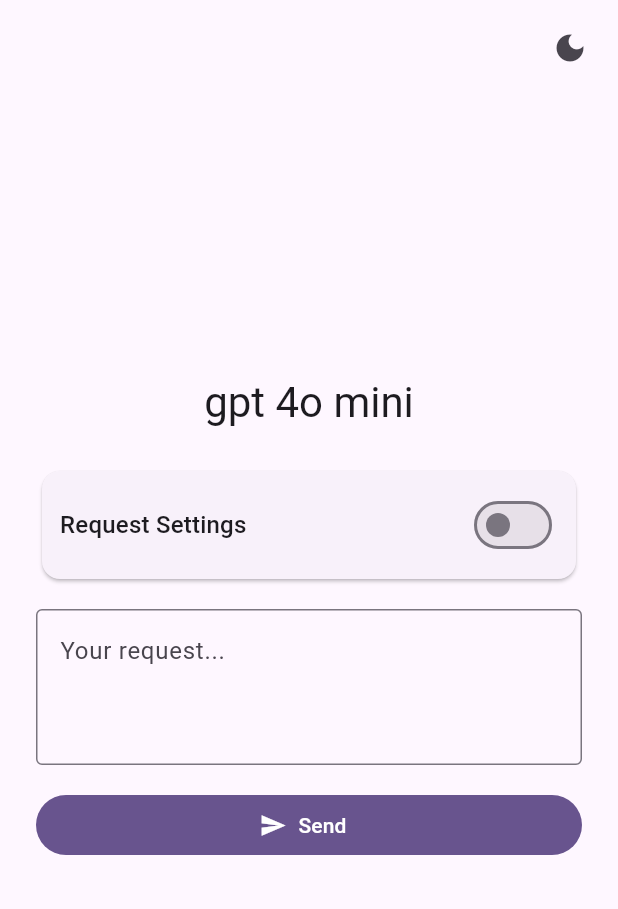
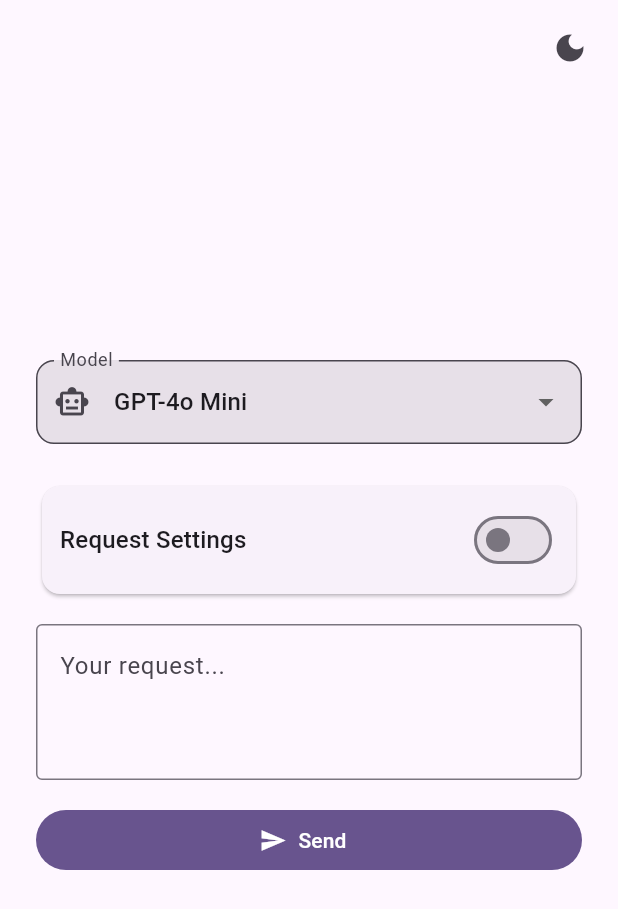
Before and after one commit to Savi0ur/ai-ch-d1, a Flutter app: the screen it shows after launch, on a phone screen of 412 x 824 dp. Shown: the top 909 px of the screen. Run offline on Flutter 3.47's test engine with Material 3 defaults, Android fonts, the phone set to English and light mode, and no system bars; our stand-ins replace flutter_dotenv.

Commit message:
add model selector, response info panel (time, tokens, cost), and stream usage tracking
Co-Authored-By: Claude Opus 4.6 <noreply@anthropic.com>

```diff
--- a/lib/api_service.dart
+++ b/lib/api_service.dart
@@ -2,6 +2,18 @@ import 'dart:async';
 import 'dart:convert';
 import 'package:flutter_dotenv/flutter_dotenv.dart';
 import 'package:http/http.dart' as http;
+
+class ResponseLog {
+  final int promptTokens;
+  final int completionTokens;
+  final int totalTokens;
+
+  const ResponseLog({
+    required this.promptTokens,
+    required this.completionTokens,
+    required this.totalTokens,
+  });
+}
 
 class RequestLog {
   final String method;
@@ -32,6 +44,7 @@ class ApiService {
 
   http.Client? _activeClient;
   RequestLog? lastRequestLog;
+  ResponseLog? lastResponseLog;
 
   /// Cancel the current streaming request.
   void cancelStream() {
@@ -42,6 +55,7 @@ class ApiService {
   /// Sends a message and returns a stream of content deltas (tokens).
   Stream<String> sendMessageStream(
     String message, {
+    required String model,
     String? systemPrompt,
     int? maxTokens,
     String? stopSequence,
@@ -56,9 +70,10 @@ class ApiService {
     messages.add({'role': 'user', 'content': message});
 
     final body = <String, dynamic>{
-      'model': 'openai/gpt-4o-mini',
+      'model': model,
       'messages': messages,
       'stream': true,
+      'stream_options': {'include_usage': true},
     };
 
     if (maxTokens != null) {
@@ -84,6 +99,7 @@ class ApiService {
       headers: headers,
       body: body,
     );
+    lastResponseLog = null;
 
     final client = http.Client();
     _activeClient = client;
@@ -119,6 +135,14 @@ class ApiService {
 
           try {
             final json = jsonDecode(data) as Map<String, dynamic>;
+            final usage = json['usage'] as Map<String, dynamic>?;
+            if (usage != null) {
+              lastResponseLog = ResponseLog(
+                promptTokens: usage['prompt_tokens'] as int? ?? 0,
+                completionTokens: usage['completion_tokens'] as int? ?? 0,
+                totalTokens: usage['total_tokens'] as int? ?? 0,
+              );
+            }
             final choices = json['choices'] as List<dynamic>?;
             if (choices != null && choices.isNotEmpty) {
               final delta =
--- a/lib/main.dart
+++ b/lib/main.dart
@@ -28,7 +28,7 @@ class _MainAppState extends State<MainApp> {
   @override
   Widget build(BuildContext context) {
     return MaterialApp(
-      title: 'gpt 4o mini',
+      title: 'AI Chat',
       debugShowCheckedModeBanner: false,
       theme: ThemeData(
         colorSchemeSeed: Colors.deepPurple,
@@ -68,6 +68,27 @@ class _ChatScreenState extends State<ChatScreen> {
   final _apiService = ApiService();
   final _scrollController = ScrollController();
 
+  // Model selection
+  static const _models = <String, String>{
+    'openai/gpt-5.2': 'GPT-5.2',
+    'openai/gpt-5.1': 'GPT-5.1',
+    'openai/gpt-4.1': 'GPT-4.1',
+    'openai/o3': 'o3',
+    'openai/gpt-4o-mini': 'GPT-4o Mini',
+  };
+  String _selectedModel = 'openai/gpt-4o-mini';
+
+  // Pricing per 1M tokens: (input, output)
+  static const _pricing = <String, (double, double)>{
+    'openai/gpt-5.2': (2.50, 10.00),
+    'openai/gpt-5.1': (2.00, 8.00),
+    'openai/gpt-4.1': (2.00, 8.00),
+    'openai/o3': (10.00, 40.00),
+    'openai/gpt-4o-mini': (0.15, 0.60),
+  };
+
+  final _stopwatch = Stopwatch();
+
   // Request Settings
   bool _settingsEnabled = false;
   final _systemPromptController = TextEditingController();
@@ -90,9 +111,13 @@ class _ChatScreenState extends State<ChatScreen> {
       _error = null;
     });
 
+    _stopwatch.reset();
+    _stopwatch.start();
+
     try {
       final stream = _apiService.sendMessageStream(
         text,
+        model: _selectedModel,
         systemPrompt:
             _settingsEnabled ? _systemPromptController.text.trim() : null,
         maxTokens: _settingsEnabled
@@ -111,18 +136,21 @@ class _ChatScreenState extends State<ChatScreen> {
           _scrollToBottom();
         },
         onError: (error) {
+          _stopwatch.stop();
           setState(() {
             _error = error.toString();
             _isStreaming = false;
           });
         },
         onDone: () {
+          _stopwatch.stop();
           setState(() {
             _isStreaming = false;
           });
         },
       );
     } catch (e) {
+      _stopwatch.stop();
       setState(() {
         _error = e.toString();
         _isStreaming = false;
@@ -212,9 +240,28 @@ class _ChatScreenState extends State<ChatScreen> {
       child: Column(
         mainAxisSize: MainAxisSize.min,
         children: [
-          Text(
-            'gpt 4o mini',
-            style: Theme.of(context).textTheme.headlineMedium,
+          DropdownButtonFormField<String>(
+            initialValue: _selectedModel,
+            decoration: InputDecoration(
+              labelText: 'Model',
+              prefixIcon: const Icon(Icons.smart_toy_outlined),
+              border: OutlineInputBorder(
+                borderRadius: BorderRadius.circular(12),
+              ),
+              filled: true,
+            ),
+            borderRadius: BorderRadius.circular(12),
+            items: _models.entries
+                .map((e) => DropdownMenuItem(
+                      value: e.key,
+                      child: Text(e.value),
+                    ))
+                .toList(),
+            onChanged: (value) {
+              if (value != null) {
+                setState(() => _selectedModel = value);
+              }
+            },
           ),
           const SizedBox(height: 24),
           _buildRequestSettings(),
@@ -440,11 +487,54 @@ class _ChatScreenState extends State<ChatScreen> {
                 _logSection('URL', log.url),
                 _logBlock('Headers', headersText),
                 _logBlock('Body', bodyText),
+                const Divider(height: 24),
+                Text(
+                  'Response Info',
+                  style: Theme.of(context).textTheme.titleMedium,
+                ),
+                const SizedBox(height: 12),
+                _buildResponseInfo(),
               ],
             ),
           ),
         ),
       ),
+    );
+  }
+
+  Widget _buildResponseInfo() {
+    final elapsed = _stopwatch.elapsed;
+    final timeStr = _isStreaming
+        ? 'streaming...'
+        : '${(elapsed.inMilliseconds / 1000).toStringAsFixed(2)}s';
+
+    final resLog = _apiService.lastResponseLog;
+
+    if (resLog == null && !_isStreaming) {
+      return _logSection('Time', timeStr);
+    }
+
+    final prompt = resLog?.promptTokens ?? 0;
+    final completion = resLog?.completionTokens ?? 0;
+    final total = resLog?.totalTokens ?? 0;
+
+    final prices = _pricing[_selectedModel];
+    String costStr = '-';
+    if (resLog != null && prices != null) {
+      final cost =
+          (prompt * prices.$1 + completion * prices.$2) / 1000000;
+      costStr = '\$${cost.toStringAsFixed(6)}';
+    }
+
+    return Column(
+      crossAxisAlignment: CrossAxisAlignment.start,
+      children: [
+        _logSection('Time', timeStr),
+        _logSection('Prompt tokens', '$prompt'),
+        _logSection('Completion tokens', '$completion'),
+        _logSection('Total tokens', '$total'),
+        _logSection('Est. cost', costStr),
+      ],
     );
   }
 
```
